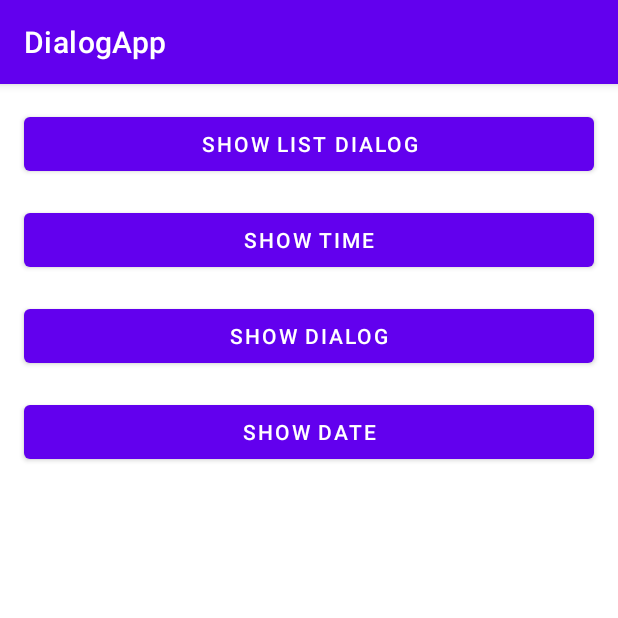
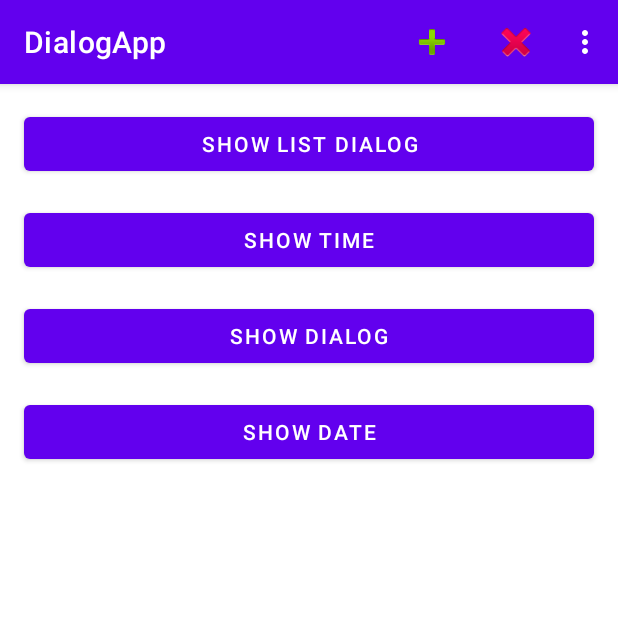
Before and after one commit to perin037/DialogApp, an Android app: the screen it shows after launch (MainActivity), on a phone screen of 412 x 824 dp, the top half of it. Run offline under Robolectric (Android 15) with nearby library versions, the phone set to English and light mode, and no system bars.

Commit message:
Add menues

```diff
--- /dev/null
+++ b/app/src/main/res/menu/button_context_menu.xml
@@ -0,0 +1,7 @@
+<?xml version="1.0" encoding="utf-8"?>
+<menu xmlns:android="http://schemas.android.com/apk/res/android">
+<item
+    android:id="@+id/context_menu_button_disable"
+    android:title="Disable button"/>
+
+</menu>
--- /dev/null
+++ b/app/src/main/res/menu/main_menu.xml
@@ -0,0 +1,32 @@
+<?xml version="1.0" encoding="utf-8"?>
+<menu xmlns:android="http://schemas.android.com/apk/res/android"
+    xmlns:app="http://schemas.android.com/apk/res-auto">
+    <item
+        android:id="@+id/new_game"
+        android:title="New game"
+        app:showAsAction="always"
+        android:icon="@android:drawable/ic_input_add"
+        />
+
+    <item
+        android:id="@+id/quit_game"
+        android:title="Quit game"
+        app:showAsAction="ifRoom"
+        android:icon="@android:drawable/ic_delete"
+        />
+
+    <group>
+        <item
+            android:id="@+id/menu_item_1"
+            android:title="Menu item 1"
+            app:showAsAction="ifRoom" />
+        <item
+            android:id="@+id/menu_item_2"
+            android:title="Menu item 2"
+            app:showAsAction="ifRoom" />
+        <item
+            android:id="@+id/menu_item_3"
+            android:title="Menu item 3"
+            app:showAsAction="ifRoom" />
+    </group>
+</menu>
```
Also changed, not shown: app/src/main/java/rs/ac/ni/pmf/dialogapp/MainActivity.java (+48 -0 lines).
